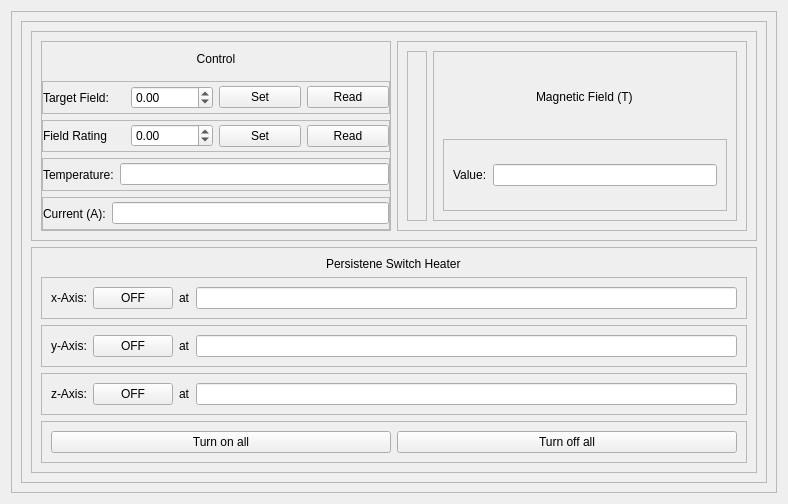
Old version of the form GUI/ui_files/instrument_control_uis/Oxford_MercuryiPS_ui.ui in the repository YeonungK/YonKu.
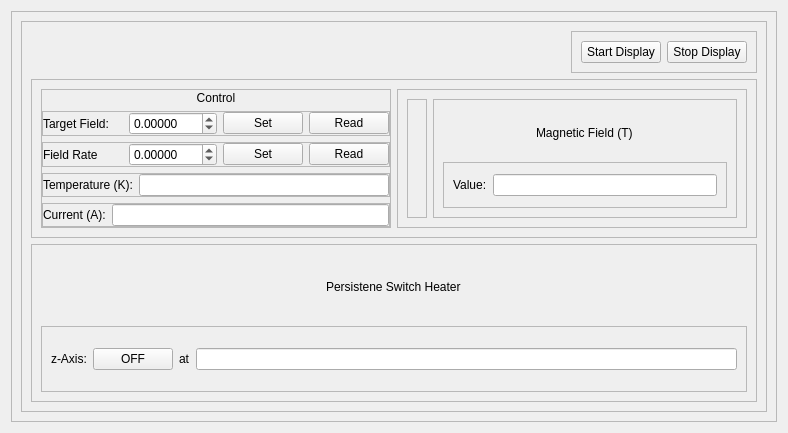
New version of the form.

Patch:
```diff
--- a/GUI/ui_files/instrument_control_uis/Oxford_MercuryiPS_ui.ui
+++ b/GUI/ui_files/instrument_control_uis/Oxford_MercuryiPS_ui.ui
@@ -7,7 +7,7 @@
     <x>0</x>
     <y>0</y>
     <width>788</width>
-    <height>504</height>
+    <height>433</height>
    </rect>
   </property>
   <property name="windowTitle">
@@ -32,6 +32,38 @@
          <enum>QFrame::Raised</enum>
         </property>
         <layout class="QVBoxLayout" name="verticalLayout_5">
+         <item alignment="Qt::AlignRight">
+          <widget class="QFrame" name="frame">
+           <property name="sizePolicy">
+            <sizepolicy hsizetype="Preferred" vsizetype="Maximum">
+             <horstretch>0</horstretch>
+             <verstretch>0</verstretch>
+            </sizepolicy>
+           </property>
+           <property name="frameShape">
+            <enum>QFrame::StyledPanel</enum>
+           </property>
+           <property name="frameShadow">
+            <enum>QFrame::Raised</enum>
+           </property>
+           <layout class="QHBoxLayout" name="horizontalLayout">
+            <item>
+             <widget class="QPushButton" name="startDisplay">
+              <property name="text">
+               <string>Start Display</string>
+              </property>
+             </widget>
+            </item>
+            <item>
+             <widget class="QPushButton" name="stopDisplay">
+              <property name="text">
+               <string>Stop Display</string>
+              </property>
+             </widget>
+            </item>
+           </layout>
+          </widget>
+         </item>
          <item>
           <widget class="QFrame" name="frame_20">
            <property name="frameShape">
@@ -106,7 +138,7 @@
                      <bool>true</bool>
                     </property>
                     <property name="decimals">
-                     <number>2</number>
+                     <number>5</number>
                     </property>
                     <property name="minimum">
                      <double>-360.000000000000000</double>
@@ -160,7 +192,7 @@
                   <item>
                    <widget class="QLabel" name="label_5">
                     <property name="text">
-                     <string>Field Rating</string>
+                     <string>Field Rate</string>
                     </property>
                    </widget>
                   </item>
@@ -170,7 +202,7 @@
                      <bool>true</bool>
                     </property>
                     <property name="decimals">
-                     <number>2</number>
+                     <number>5</number>
                     </property>
                     <property name="minimum">
                      <double>-360.000000000000000</double>
@@ -224,7 +256,7 @@
                   <item>
                    <widget class="QLabel" name="label_10">
                     <property name="text">
-                     <string>Temperature:</string>
+                     <string>Temperature (K):</string>
                     </property>
                    </widget>
                   </item>
@@ -358,86 +390,6 @@
               </property>
              </widget>
             </item>
-            <item>
-             <widget class="QFrame" name="frame_11">
-              <property name="frameShape">
-               <enum>QFrame::StyledPanel</enum>
-              </property>
-              <property name="frameShadow">
-               <enum>QFrame::Raised</enum>
-              </property>
-              <layout class="QHBoxLayout" name="horizontalLayout_14">
-               <item>
-                <widget class="QLabel" name="label_26">
-                 <property name="text">
-                  <string>x-Axis:</string>
-                 </property>
-                </widget>
-               </item>
-               <item>
-                <widget class="QPushButton" name="switchHeaterXbutton">
-                 <property name="text">
-                  <string>OFF</string>
-                 </property>
-                </widget>
-               </item>
-               <item>
-                <widget class="QLabel" name="label_27">
-                 <property name="text">
-                  <string>at</string>
-                 </property>
-                </widget>
-               </item>
-               <item>
-                <widget class="QLineEdit" name="switchHeaterXLineEdit">
-                 <property name="readOnly">
-                  <bool>true</bool>
-                 </property>
-                </widget>
-               </item>
-              </layout>
-             </widget>
-            </item>
-            <item>
-             <widget class="QFrame" name="frame_7">
-              <property name="frameShape">
-               <enum>QFrame::StyledPanel</enum>
-              </property>
-              <property name="frameShadow">
-               <enum>QFrame::Raised</enum>
-              </property>
-              <layout class="QHBoxLayout" name="horizontalLayout_7">
-               <item>
-                <widget class="QLabel" name="label_17">
-                 <property name="text">
-                  <string>y-Axis:</string>
-                 </property>
-                </widget>
-               </item>
-               <item>
-                <widget class="QPushButton" name="switchHeaterYbutton">
-                 <property name="text">
-                  <string>OFF</string>
-                 </property>
-                </widget>
-               </item>
-               <item>
-                <widget class="QLabel" name="label_25">
-                 <property name="text">
-                  <string>at</string>
-                 </property>
-                </widget>
-               </item>
-               <item>
-                <widget class="QLineEdit" name="switchHeaterYLineEdit">
-                 <property name="readOnly">
-                  <bool>true</bool>
-                 </property>
-                </widget>
-               </item>
-              </layout>
-             </widget>
-            </item>
             <item>
              <widget class="QFrame" name="frame_3">
               <property name="frameShape">
@@ -478,32 +430,6 @@
               </layout>
              </widget>
             </item>
-            <item>
-             <widget class="QFrame" name="frame_18">
-              <property name="frameShape">
-               <enum>QFrame::StyledPanel</enum>
-              </property>
-              <property name="frameShadow">
-               <enum>QFrame::Raised</enum>
-              </property>
-              <layout class="QHBoxLayout" name="horizontalLayout_15">
-               <item>
-                <widget class="QPushButton" name="switchHeaterAllOnButton">
-                 <property name="text">
-                  <string>Turn on all</string>
-                 </property>
-                </widget>
-               </item>
-               <item>
-                <widget class="QPushButton" name="switchHeaterAllOffButton">
-                 <property name="text">
-                  <string>Turn off all</string>
-                 </property>
-                </widget>
-               </item>
-              </layout>
-             </widget>
-            </item>
            </layout>
           </widget>
          </item>
```
